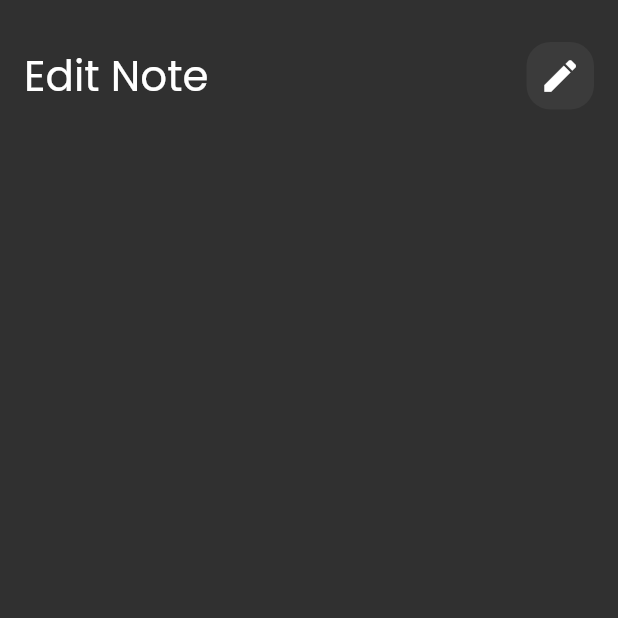
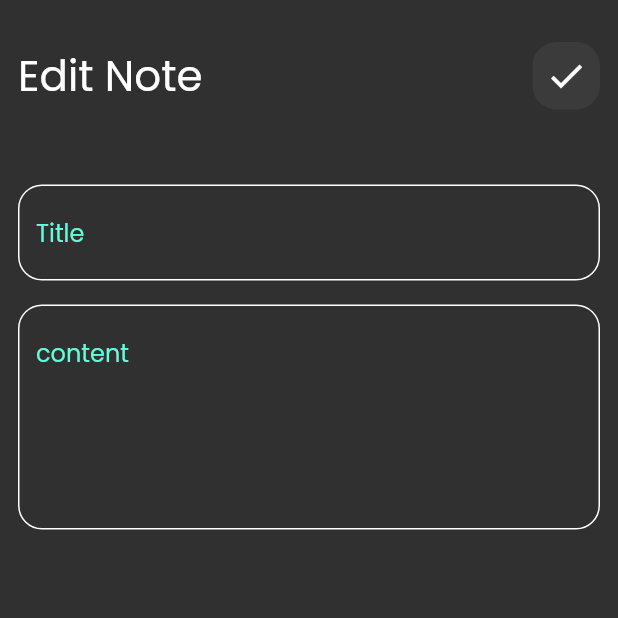
Before and after one commit to Hussein-Kurhily/Notes-App, a Flutter app: the EditNoteViewBody screen opened directly, on a phone screen of 412 x 824 dp, the top half of it. Run offline on Flutter 3.47's test engine with Material 2 defaults, Android fonts, the phone set to English and light mode, and no system bars; our stand-ins replace font_awesome_flutter.

Commit message:
add custom app bar for title and content

```diff
--- a/lib/views/Widgets/custom_app_bar.dart
+++ b/lib/views/Widgets/custom_app_bar.dart
@@ -9,9 +9,7 @@ class CustomAppBar extends StatelessWidget {
   final IconData iconData;
   @override
   Widget build(BuildContext context) {
-    return Padding(
-      padding: const EdgeInsets.symmetric(horizontal: 16),
-      child: Column(
+    return Column(
       children: [
         const SizedBox(
           height: 28,
@@ -29,7 +27,6 @@ class CustomAppBar extends StatelessWidget {
           ],
         ),
       ],
-      ),
     );
   }
 }
--- a/lib/views/Widgets/edit_note_view_body.dart
+++ b/lib/views/Widgets/edit_note_view_body.dart
@@ -1,5 +1,6 @@
 import 'package:flutter/material.dart';
 import 'package:notes/views/Widgets/custom_app_bar.dart';
+import 'package:notes/views/Widgets/custom_text_field.dart';
 
 
 class EditNoteViewBody extends StatelessWidget {
@@ -8,10 +9,17 @@ class EditNoteViewBody extends StatelessWidget {
   @override
   Widget build(BuildContext context) {
     return Scaffold(
-      body: Column(
-        children: const [
-          CustomAppBar(title: 'Edit Note', iconData: Icons.edit),
-        ],
+      body: Padding(
+        padding: const EdgeInsets.symmetric(horizontal: 12),
+        child: Column(
+          children: const [
+            CustomAppBar(title: 'Edit Note', iconData: Icons.check),
+            SizedBox(height: 50,),
+            CustomTextField(hintText: 'Title', maxLines: 1),
+            SizedBox(height: 16,),
+            CustomTextField(hintText: 'content', maxLines: 5),
+          ],
+        ),
       ),
     );
   }
--- a/lib/views/Widgets/notes_view_body.dart
+++ b/lib/views/Widgets/notes_view_body.dart
@@ -6,11 +6,14 @@ class NotesViewBody extends StatelessWidget {
 
   @override
   Widget build(BuildContext context) {
-    return Column(
-      children:const [
-        CustomAppBar(title: 'Notes', iconData: Icons.search),
-        Expanded(child: NoteListView()),
-      ],
+    return Padding(
+      padding: const EdgeInsets.symmetric(horizontal: 12),
+      child: Column(
+        children:const [
+          CustomAppBar(title: 'Notes', iconData: Icons.search),
+          Expanded(child: NoteListView()),
+        ],
+      ),
     );
   }
 }
```
Lines whose indentation alone changed are shown as unchanged.
